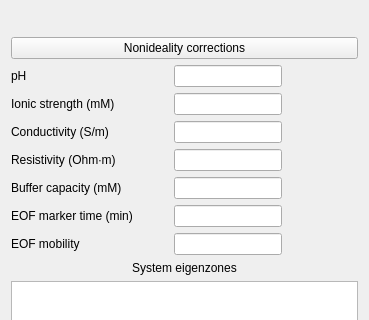
Above: src/ui/maincontrolwidget.ui from echmet/PeakMasterNG before the change; both pictures show x 0 to 369 and y 188 to 508 of the 369 by 672 pixel window. Below: the same form after it.
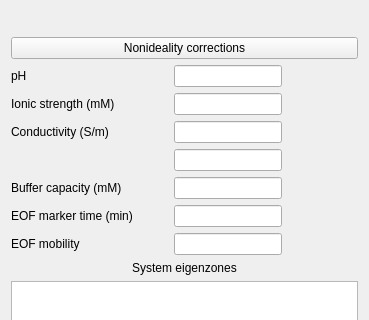
That is the form after the change. Custom widgets are drawn as their Qt base class.

Commit message: Use regular middle dot in Resistivity caption

What changed in the file:
```diff
--- a/src/ui/maincontrolwidget.ui
+++ b/src/ui/maincontrolwidget.ui
@@ -206,7 +206,7 @@
      <item row="11" column="0">
       <widget class="QLabel" name="ql_resistivity">
        <property name="text">
-        <string>&lt;html&gt;&lt;head/&gt;&lt;body&gt;&lt;p&gt;Resistivity (Ohm&amp;#8729;m)&lt;/p&gt;&lt;/body&gt;&lt;/html&gt;</string>
+        <string>&lt;RESISTIVITY_PLCHLDR&gt;</string>
        </property>
       </widget>
      </item>
```
The commit also changes 1 other file.
